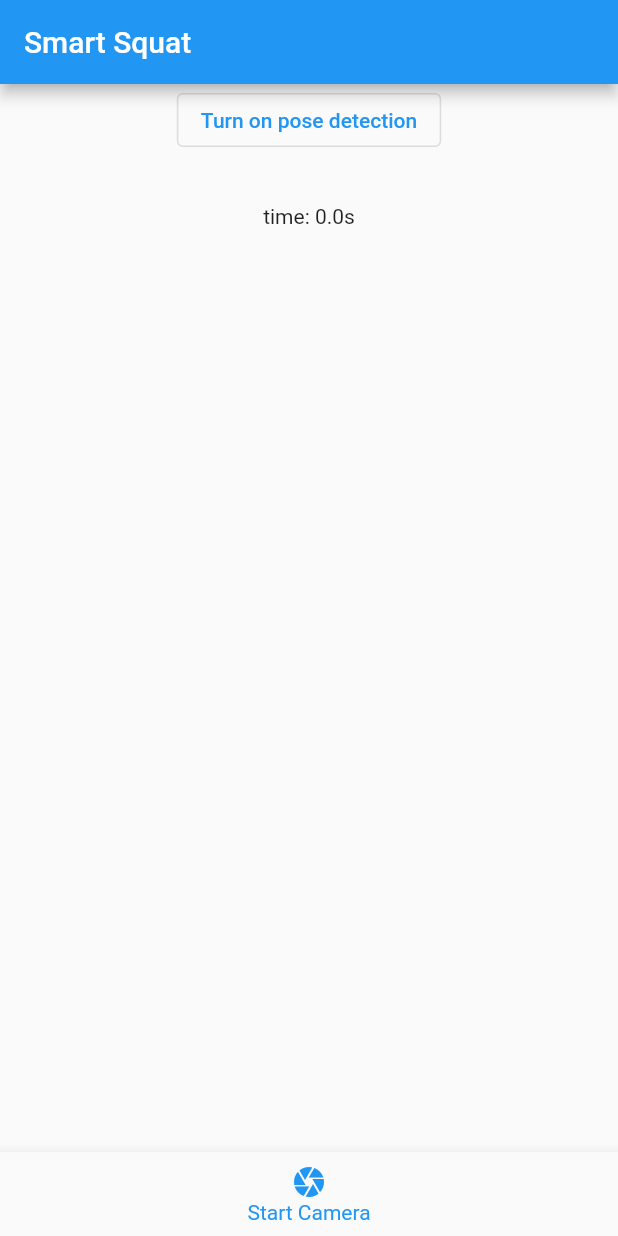
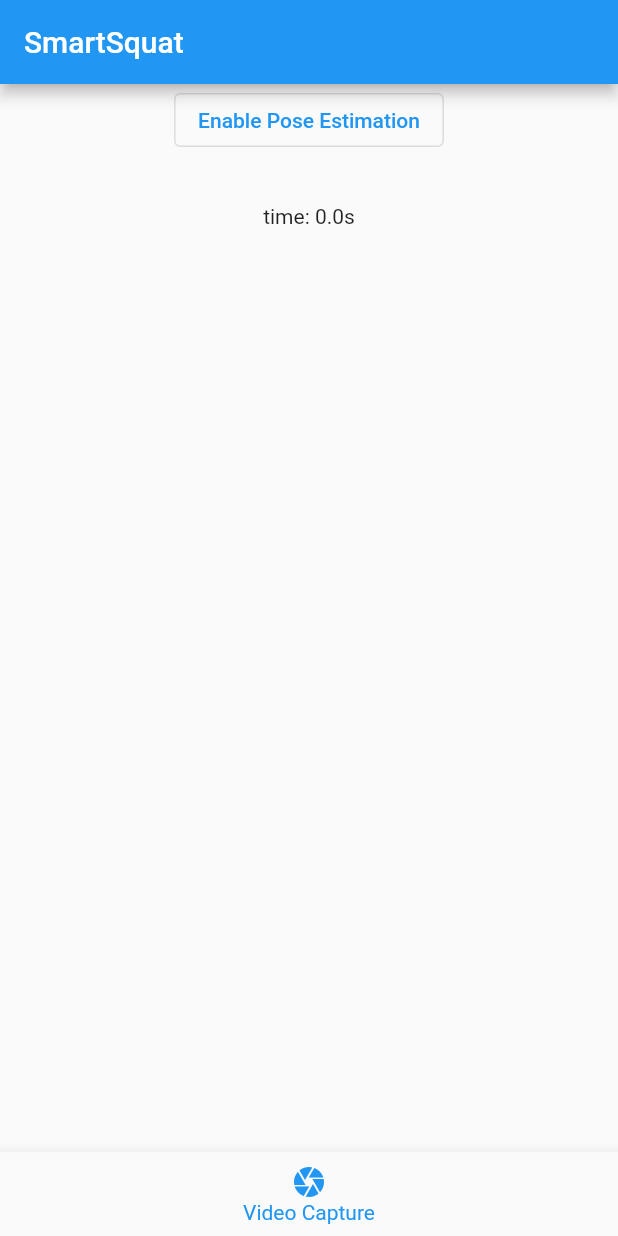
Before and after one commit to satorhho/SmartSquat, a Flutter app: the screen it shows after launch, after a tap on "Start", on a phone screen of 412 x 824 dp. Run offline on Flutter 3.47's test engine with Material 2 defaults, Android fonts, the phone set to English and light mode, and no system bars; our stand-ins replace flutter_tts, permission_handler, tuple; missing offline and left inert: body_detection, tflite.

Commit message:
edited about

```diff
--- a/smartsquat/lib/HomePage.dart
+++ b/smartsquat/lib/HomePage.dart
@@ -1,7 +1,7 @@
 import 'package:flutter/cupertino.dart';
 import 'package:flutter/material.dart';
 
-import 'instructions.dart';
+import 'about.dart';
 import 'posecamera.dart';
 
 class HomePage extends StatelessWidget {
@@ -35,7 +35,7 @@ class HomePage extends StatelessWidget {
               },
             ),
             OutlineButton(
-              child: Text("Instruction"),
+              child: Text("About"),
               highlightColor: Colors.white38,
               onPressed: () {
                 Navigator.push(
--- /dev/null
+++ b/smartsquat/lib/about.dart
@@ -0,0 +1,59 @@
+import 'package:flutter/material.dart';
+
+class Instructions extends StatelessWidget {
+  Widget get _text => SingleChildScrollView(
+        child: Column(
+          crossAxisAlignment: CrossAxisAlignment.start,
+          children: <Widget>[
+            Text("ABOUT",
+                style: TextStyle(fontSize: 25.0, fontWeight: FontWeight.bold)),
+            Container(
+              padding: EdgeInsets.all(15),
+              child: Text(
+                "Smartsquat is an application developed by Briones et al. to aid new lifters in performing the high bar back squat (HBBS) in near real time (after each rep). The app is a means of presenting the system written within the paper.",
+                textAlign: TextAlign.justify,
+                style: TextStyle(
+                  fontSize: 15.0,
+                ),
+              ),
+            ),
+            Text(
+              "\nHow to use the application:",
+              style: TextStyle(
+                fontSize: 17.0,
+                fontStyle: FontStyle.italic,
+              ),
+            ),
+            Container(
+              padding: EdgeInsets.all(15),
+              child: Text(
+                " 1) Press Start.\n 2) Press Video Capture.\n 3) Enable Pose Estimation (powered by MLKit).\n 4) Face your body to the camera and turn 45° right wards (diagonal).\n 5) To prompt the squat, stay still for 3 seconds.\n 6) Squat as the text-to-speech instructs.\n 7) Wait for feedback.\n 8) Follow feedback.",
+                style: TextStyle(
+                  fontSize: 15.0,
+                ),
+              ),
+            ),
+          ],
+        ),
+      );
+  @override
+  Widget build(BuildContext context) {
+    return MaterialApp(
+      theme: ThemeData(
+        brightness: Brightness.light,
+        primaryColor: Colors.white,
+      ),
+      home: Scaffold(
+        appBar: AppBar(
+          title: const Text('SmartSquat'),
+        ),
+        body: _text,
+      ),
+    );
+  }
+}
+
+  // @override
+  // Widget build(BuildContext context) {
+  //   return Scaffold(body: _text);
+  // }
--- a/smartsquat/lib/instructions.dart
+++ /dev/null
@@ -1,32 +0,0 @@
-import 'package:flutter/material.dart';
-
-class Instructions extends StatelessWidget {
-  Widget get _text => SingleChildScrollView(
-        child: Column(
-          children: [
-            ClipRect(),
-            Center(child: Text("")),
-            Text("INSTRUCTIONS",
-                style: TextStyle(
-                  fontSize: 20.0,
-                )),
-            Text("Steps in how to use the app:",
-                style: TextStyle(
-                  fontSize: 15.0,
-                )),
-            Text("1. click the start"),
-            Text("2. click the Start Camera"),
-            Text("3. Turn on the pose estimation by clicking it"),
-            Text("4. Face your body to the camera while in your right side"),
-            Text("5. Stay still for a few seconds until you heard a prompt"),
-            Text("6. Squat after you hear a prompt telling you to squat"),
-            Text("7. Wait until you heard some feedbacking prompt"),
-            Text("8. Repeat step 4-7 until you don't want to squat"),
-          ],
-        ),
-      );
-  @override
-  Widget build(BuildContext context) {
-    return Scaffold(body: _text);
-  }
-}
--- a/smartsquat/lib/posecamera.dart
+++ b/smartsquat/lib/posecamera.dart
@@ -77,8 +77,6 @@ class _PosecameraState extends State<Posecamera> {
   Future<void> _startCameraStream() async {
     final request = await Permission.camera.request();
     if (request.isGranted) {
-      // final request2 = await Permission.storage.request();
-      // if (request2.isGranted) {
       await BodyDetection.startCameraStream(
         onFrameAvailable: _handleCameraImage,
         onPoseAvailable: (pose) {
@@ -193,7 +191,7 @@ class _PosecameraState extends State<Posecamera> {
             currTime = (DateTime.now().millisecondsSinceEpoch / 1000);
             if (currTime >= (initialTime + 3)) {
               isRecording = true;
-              squatPrompt = "Recording, Please Squat now";
+              squatPrompt = "You may squat now";
               if (nspeech == 0) {
                 await speechnow("You may squat now");
                 nspeech = 1;
@@ -240,11 +238,11 @@ class _PosecameraState extends State<Posecamera> {
               segPose.add(recPose[(recPose.length) - 1].item2);
 
               _toggleDetectPose();
-              squatPrompt = "Predicting";
+              squatPrompt = "Please wait for evaluation";
               await speechnow("Please wait for evaluation");
               showscreen();
               await predictImages();
-              squatPrompt = "Finish Predicting";
+              squatPrompt = "FEEDBACK";
               nspeech = 0;
               isRecording = false;
               isTimed = false;
@@ -598,14 +596,23 @@ class _PosecameraState extends State<Posecamera> {
                       OutlinedButton(
                         onPressed: _toggleDetectPose,
                         child: _isDetectingPose
-                            ? const Text('Turn off pose detection')
-                            : const Text('Turn on pose detection'),
+                            ? const Text('Disable Pose Estimation')
+                            : const Text('Enable Pose Estimation'),
                       ),
                       Center(
-                        child: Text(squatPrompt),
+                        child: Text(
+                          squatPrompt,
+                          style: TextStyle(fontStyle: FontStyle.italic),
+                        ),
                       ),
-                      Text(result_feedback),
-                      Text("time: " + timepredicting.toString() + "s"),
+                      Text(
+                        result_feedback,
+                        textAlign: TextAlign.center,
+                      ),
+                      Text(
+                        "time: " + timepredicting.toString() + "s",
+                        textAlign: TextAlign.center,
+                      ),
                     ],
                   )
                 : Column(
@@ -614,12 +621,12 @@ class _PosecameraState extends State<Posecamera> {
                         child: Image.asset(
                           'assets/images/gif-squating.gif',
                           fit: BoxFit.fill,
-                          height: 450,
+                          height: 500,
                           alignment: Alignment.center,
                         ),
                       ),
                       Center(
-                        child: Text("PREDICTING . . ."),
+                        child: Text("Wait For Feedback . . ."),
                       ),
                     ],
                   )),
@@ -634,13 +641,13 @@ class _PosecameraState extends State<Posecamera> {
       ),
       home: Scaffold(
         appBar: AppBar(
-          title: const Text('Smart Squat'),
+          title: const Text('SmartSquat'),
         ),
         bottomNavigationBar: BottomNavigationBar(
           items: const <BottomNavigationBarItem>[
             BottomNavigationBarItem(
               icon: Icon(Icons.camera),
-              label: 'Start Camera',
+              label: 'Video Capture',
             ),
           ],
           onTap: _onTabSelectTapped,
```
Also changed, not shown: smartsquat/assets/images/icon.png, smartsquat/assets/images/icon_foreground.png.
